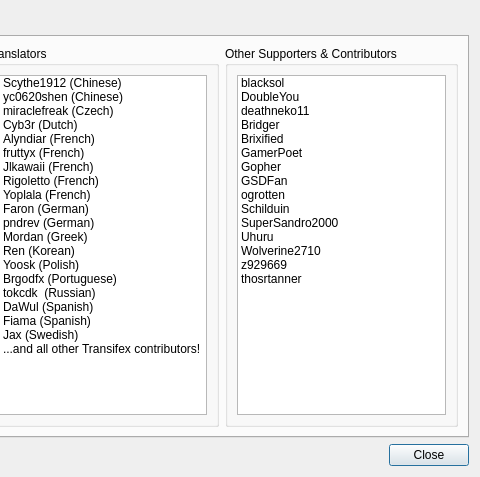
This is modorganizer/src/aboutdialog.ui in Holt59/mo2-merge as Qt 5 draws it before an edit; both pictures show x 530 to 1010 and y 0 to 477 of the 1010 by 477 pixel window. The edited form follows.
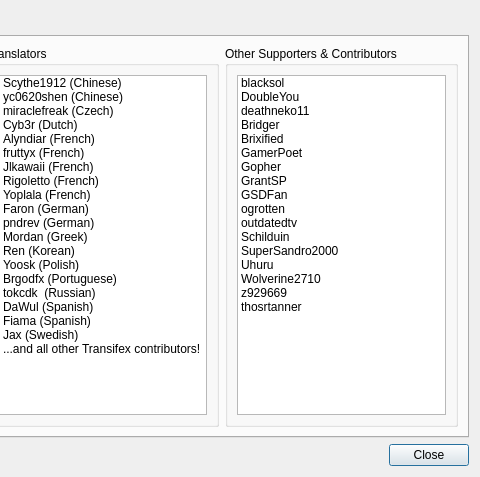
This is the edited form. The open tabs and pages were chosen to show the change. Icons and pictures are not drawn.

Commit message: [modorganizer] Updating about dialog with additional supporters

What changed in the file:
```diff
--- a/modorganizer/src/aboutdialog.ui
+++ b/modorganizer/src/aboutdialog.ui
@@ -384,6 +384,11 @@
                 <string notr="true">Gopher</string>
                </property>
               </item>
+              <item>
+               <property name="text">
+                <string notr="true">GrantSP</string>
+               </property>
+              </item>
               <item>
                <property name="text">
                 <string notr="true">GSDFan</string>
@@ -394,6 +399,11 @@
                 <string notr="true">ogrotten</string>
                </property>
               </item>
+              <item>
+               <property name="text">
+                <string notr="true">outdatedtv</string>
+               </property>
+              </item>
               <item>
                <property name="text">
                 <string notr="true">Schilduin</string>
```
The commit also changes 1 other file.
